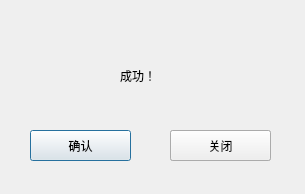
First picture: the form in ui/MessageBox.ui, repository Marverick7/Markdown-Image-Localization, before the edit.
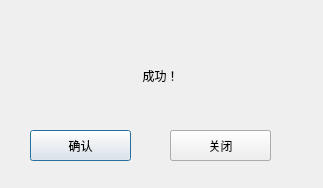
Second picture: the form after the edit.

```diff
--- a/ui/MessageBox.ui
+++ b/ui/MessageBox.ui
@@ -6,8 +6,8 @@
    <rect>
     <x>0</x>
     <y>0</y>
-    <width>305</width>
-    <height>194</height>
+    <width>323</width>
+    <height>188</height>
    </rect>
   </property>
   <property name="windowTitle">
@@ -29,9 +29,9 @@
   <widget class="QLabel" name="label">
    <property name="geometry">
     <rect>
-     <x>120</x>
+     <x>20</x>
      <y>60</y>
-     <width>61</width>
+     <width>281</width>
      <height>31</height>
     </rect>
    </property>
@@ -41,6 +41,9 @@
    <property name="text">
     <string>成功！</string>
    </property>
+   <property name="alignment">
+    <set>Qt::AlignCenter</set>
+   </property>
   </widget>
   <widget class="QPushButton" name="pushButton_open_dir">
    <property name="geometry">
```
Left out of the diff: 2 changed lines with no effect on the pictures.
